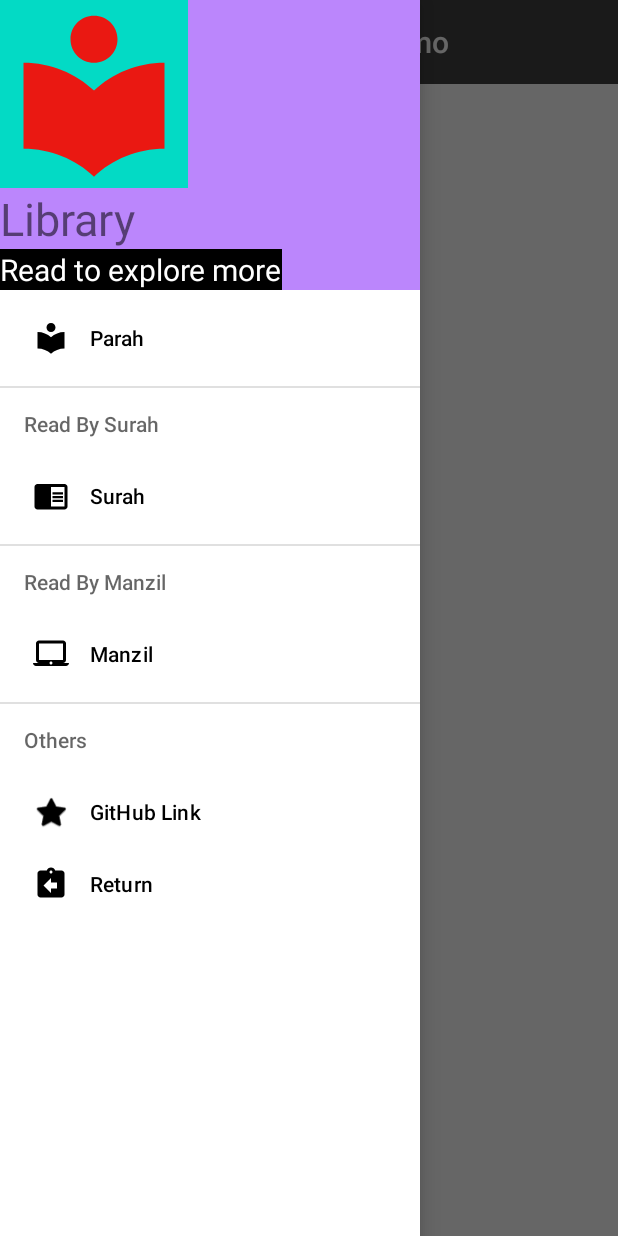
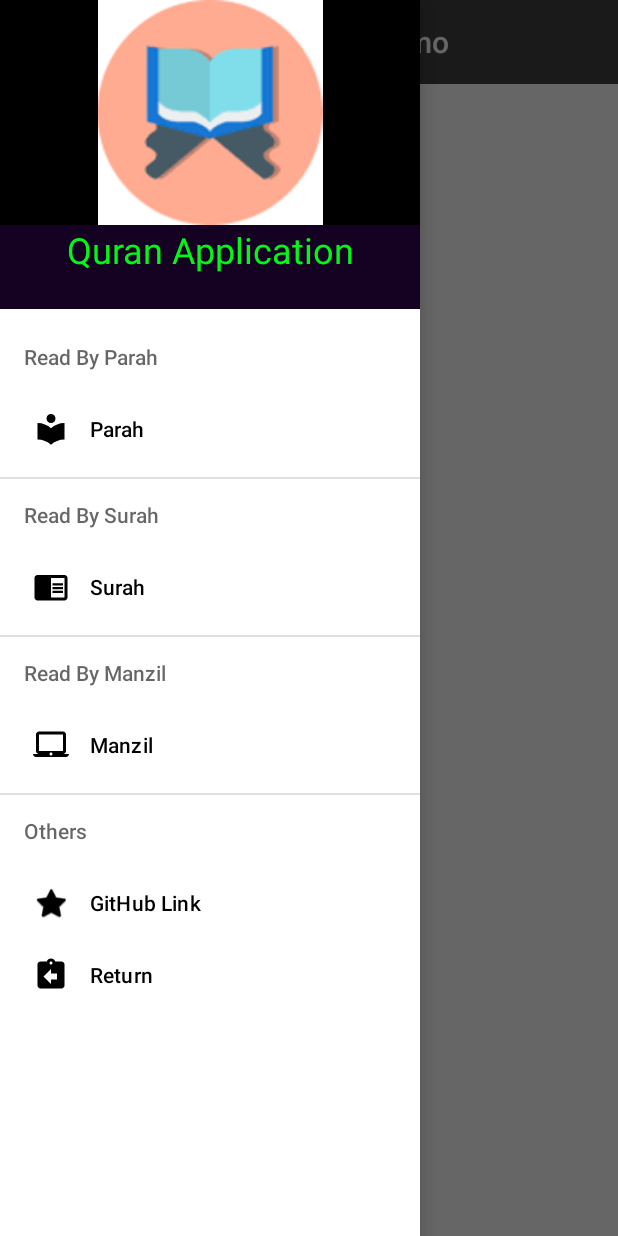
Before and after one commit to aliza-tariq/QuranApplication, an Android app: the screen it shows after launch (MainActivity), with the side drawer open, on a phone screen of 412 x 824 dp. Run offline under Robolectric (Android 15) with nearby library versions, the phone set to English and light mode, and no system bars.

Commit message:
QuranApplication

```diff
--- a/app/src/main/res/layout/header.xml
+++ b/app/src/main/res/layout/header.xml
@@ -1,25 +1,22 @@
 <?xml version="1.0" encoding="utf-8"?>
 <LinearLayout xmlns:android="http://schemas.android.com/apk/res/android"
-    android:orientation="vertical" android:layout_width="match_parent"
+    android:layout_width="match_parent"
     android:layout_height="match_parent"
-    android:background="@color/purple_200">
+    android:background="#01263a"
+    android:orientation="vertical">
+
     <ImageView
-        android:layout_width="125dp"
-        android:layout_height="125dp"
-        android:background="@color/teal_200"
-        android:src="@drawable/local_library" />
+        android:layout_width="match_parent"
+        android:layout_height="150dp"
+        android:background="@color/black"
+        android:src="@drawable/quran_menu" />
 
     <TextView
-        android:layout_width="wrap_content"
-        android:layout_height="wrap_content"
-        android:text="Library"
-        android:textSize="30sp" />
-
-    <TextView
-        android:layout_width="wrap_content"
-        android:layout_height="wrap_content"
-        android:text="Read to explore more"
-        android:textColor="@color/white"
-        android:background="@color/black"
-        android:textSize="20sp" />
+        android:layout_width="match_parent"
+        android:layout_height="56dp"
+        android:background="#150122"
+        android:text="Quran Application"
+        android:textAlignment="center"
+        android:textColor="#02f717"
+        android:textSize="24sp" />
 </LinearLayout>
--- a/app/src/main/res/menu/main_menu.xml
+++ b/app/src/main/res/menu/main_menu.xml
@@ -1,6 +1,8 @@
 <?xml version="1.0" encoding="utf-8"?>
 <menu xmlns:android="http://schemas.android.com/apk/res/android">
 
+    <item android:title="Read By Parah">
+        <menu>
     <group android:checkableBehavior="single">
         <item
             android:id="@+id/nav_book"
@@ -8,6 +10,8 @@
             android:title="Parah" />
 
     </group>
+        </menu>
+    </item>
 
 
     <item android:title="Read By Surah">
```
Also changed, not shown: app/src/debug/res/drawable/ic_launcher_background.xml (added, +74 -0 lines), app/src/debug/ic_launcher-playstore.png (added), app/src/main/res/drawable/images/quran_menu.png (added), app/src/main/res/drawable/quran1_menu.png (added), app/src/main/res/drawable/quran_menu.png (added).
